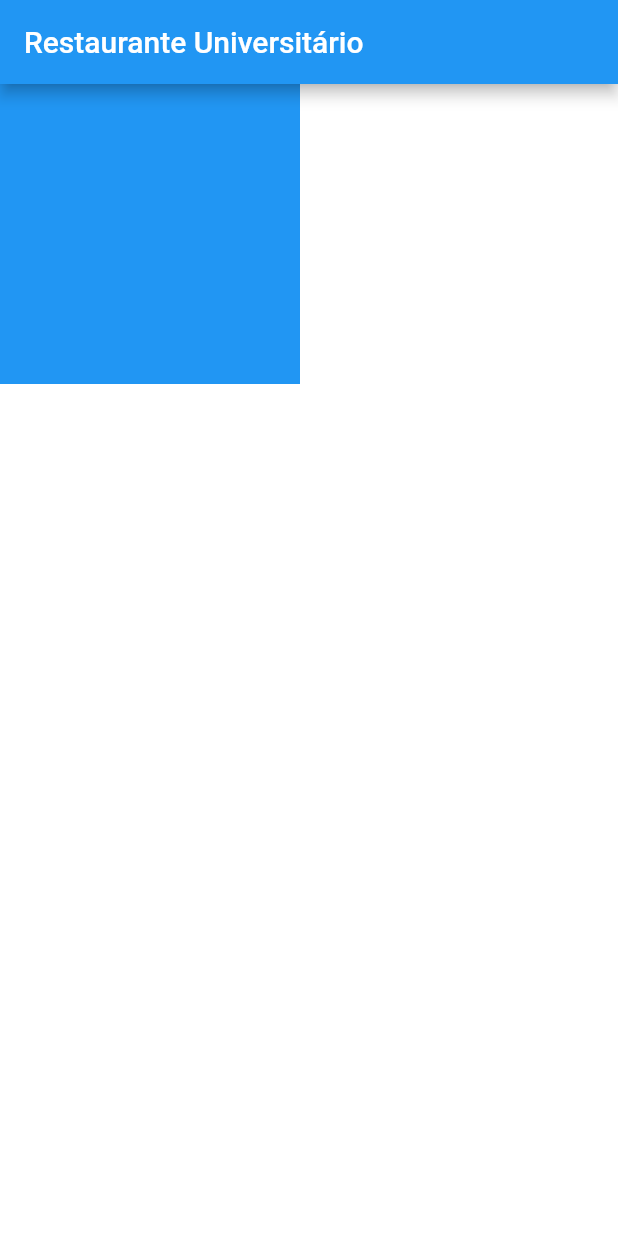
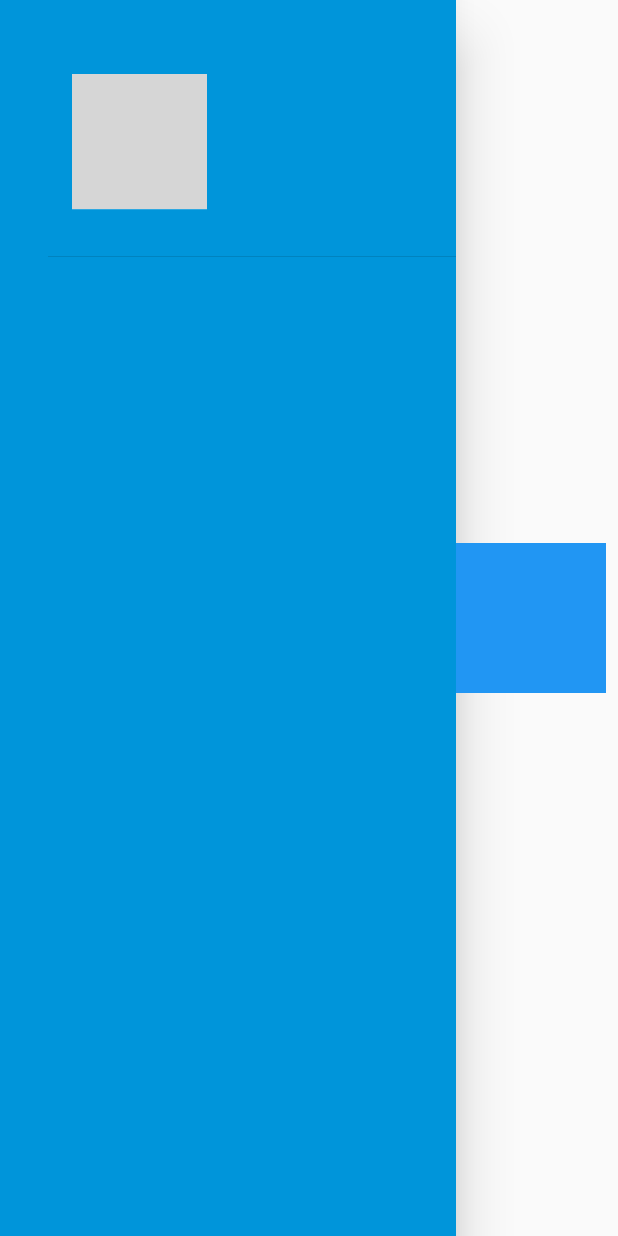
Before and after one commit to Leonardo1952/Ru_ufal, a Flutter app: the screen it shows after launch, on a phone screen of 412 x 824 dp. Run offline on Flutter 3.47's test engine with Material 2 defaults, Android fonts, the phone set to English and light mode, and no system bars; project files that could hold a hidden picture were left out; grey boxes are pictures that could not be loaded.

Commit message:
Some adjustments and migrating to null safety

```diff
--- a/lib/core/app_widget.dart
+++ b/lib/core/app_widget.dart
@@ -5,9 +5,10 @@ class AppWidget extends StatelessWidget {
   @override
   Widget build(BuildContext context) {
     return MaterialApp(
-        debugShowCheckedModeBanner: false,
-        title: "RU Ufal",
-        theme: ThemeData(primarySwatch: Colors.blue),
-        home: HomePage());
+      debugShowCheckedModeBanner: false,
+      title: "RU Ufal",
+      // theme: ThemeData(primarySwatch: Colors.blue),
+      home: HomePage(),
+    );
   }
 }
--- a/lib/core/internacionalization/app_translate.dart
+++ b/lib/core/internacionalization/app_translate.dart
@@ -6,7 +6,7 @@ class AppTranslate {
 
   AppTranslate(this.context);
 
-  String text(String screenKey, String key) {
-    return AppLocalizations.of(context).translate(screenKey, key);
+  String? text(String screenKey, String key) {
+    return AppLocalizations.of(context)!.translate(screenKey, key);
   }
 }
--- a/lib/view/drawer/custom_drawer.dart
+++ b/lib/view/drawer/custom_drawer.dart
@@ -3,7 +3,7 @@ import 'package:ru_ufal/core/app_vectors.dart';
 import 'package:ru_ufal/core/internacionalization/app_translate.dart';
 import 'package:ru_ufal/core/app_colors.dart';
 import 'package:ru_ufal/view/drawer/Tiles/drawer_tile.dart';
-/*
+
 class CustomDrawer extends StatelessWidget {
   final PageController pageController;
 
@@ -28,7 +28,7 @@ class CustomDrawer extends StatelessWidget {
                       height: 90,
                       color: AppColors.primaryAzul,
                       child: Image.asset(
-                        AppVectores.logo,
+                        AppVectors.logo,
                         height: 90,
                       ),
                     ),
@@ -36,12 +36,15 @@ class CustomDrawer extends StatelessWidget {
                 ),
               ]),
             ),
-            DrawerTile(
-                AppVectores.garfo, "Cadastrar Alimento", pageController, 0),
+            // DrawerTile(
+            //   AppVectors.garfo,
+            //   "Cadastrar Alimento",
+            //   pageController,
+            //   0,
+            // ),
           ],
         ),
       ),
     );
   }
 }
-*/
--- a/lib/view/home/home_page.dart
+++ b/lib/view/home/home_page.dart
@@ -2,28 +2,25 @@ import 'package:flutter/material.dart';
 import 'package:ru_ufal/core/app_colors.dart';
 import 'package:ru_ufal/view/drawer/custom_drawer.dart';
 
+import '../drawer/custom_drawer.dart';
+
 class HomePage extends StatelessWidget {
+  PageController pageController = PageController();
+
   @override
   Widget build(BuildContext context) {
-    var largura = MediaQuery.of(context).size.width;
-    var altura = MediaQuery.of(context).size.height;
+    Size deviceSize = MediaQuery.of(context).size;
     return Scaffold(
-      appBar: AppBar(
-        title: Text("Restaurante Universitário"),
-      ),
-      body: Center(
-          child: Container(
-        height: altura,
-        width: largura,
-        color: Colors.white,
-        child: Column(
-          children: [
-            Row(
+      body: Container(
+        width: deviceSize.width,
+        height: deviceSize.height,
+        child: Row(
           children: [
             Container(
-                  height: 100,
-                  width: 100,
-                  color: Colors.blue,
+              // height: 100,
+              // width: 100,
+              // color: Colors.blue,
+              child: CustomDrawer(pageController),
             ),
             Container(
               height: 100,
@@ -32,19 +29,7 @@ class HomePage extends StatelessWidget {
             ),
           ],
         ),
-            Row(
-              children: [
-                Container(height: 100, width: 100, color: Colors.blue),
-                Container(
-                  height: 100,
-                  width: 100,
-                  color: Colors.blue,
       ),
-              ],
-            )
-          ],
-        ),
-      )),
     );
   }
 }
--- a/pubspec.yaml
+++ b/pubspec.yaml
@@ -4,14 +4,14 @@ description: A web aplication built in Hackaton Aracomp, what goals to develop a
 version: 1.0.0+1
 
 environment:
-  sdk: ">=2.7.0 <3.0.0"
+  sdk: '>=2.12.0 <3.0.0'
 
 dependencies:
   flutter:
     sdk: flutter
   flutter_localizations:
     sdk: flutter
-  cupertino_icons: ^1.0.2
+  cupertino_icons: ^1.0.3
   flutter_svg: ^0.22.0
 
 dev_dependencies:
@@ -23,6 +23,7 @@ flutter:
 
   assets:
     - assets/
+    - assets/imgs/
     - i18n/
 
   # An image asset can refer to one or more resolution-specific "variants", see
```
Also changed, not shown: lib/core/internacionalization/app_localizations.dart (+4 -4 lines), lib/view/drawer/Tiles/drawer_tile.dart (+61 -59 lines). Lines whose indentation alone changed are shown as unchanged.
